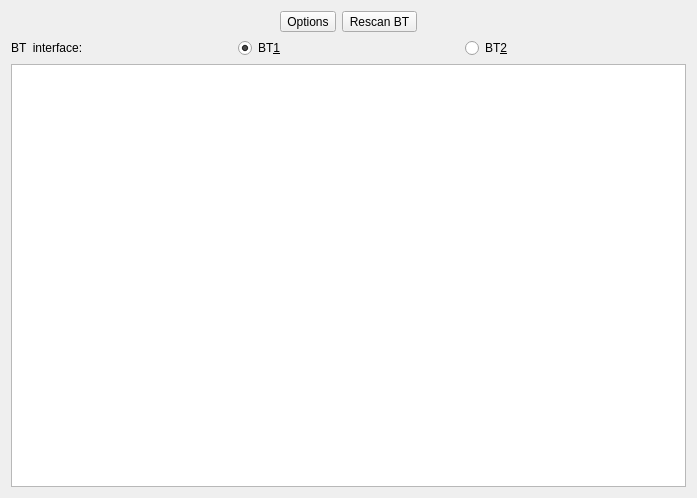
First picture: the form in qt/qtgo/qtgo/network/PeerChooser.ui, repository alecs1/home, before the edit.
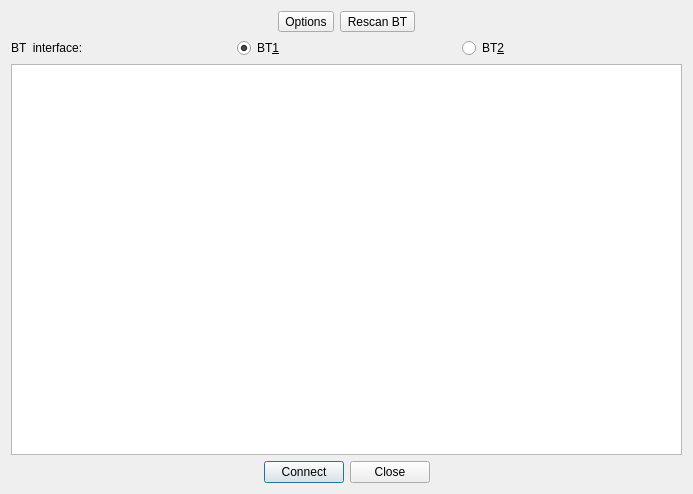
Second picture: the form after the edit. Icons and pictures are not drawn.

Patch:
```diff
--- a/qt/qtgo/qtgo/network/PeerChooser.ui
+++ b/qt/qtgo/qtgo/network/PeerChooser.ui
@@ -6,8 +6,8 @@
    <rect>
     <x>0</x>
     <y>0</y>
-    <width>697</width>
-    <height>498</height>
+    <width>693</width>
+    <height>494</height>
    </rect>
   </property>
   <property name="windowTitle">
@@ -17,25 +17,50 @@
    <iconset resource="../res.qrc">
     <normaloff>:/resources/cursorBlackWhite.png</normaloff>:/resources/cursorBlackWhite.png</iconset>
   </property>
-  <layout class="QGridLayout" name="gridLayout_2" rowstretch="0,0,0,0,0,0">
-   <item row="5" column="0">
-    <widget class="QListWidget" name="listWidget">
-     <property name="sizePolicy">
-      <sizepolicy hsizetype="Expanding" vsizetype="Expanding">
-       <horstretch>0</horstretch>
-       <verstretch>1</verstretch>
-      </sizepolicy>
-     </property>
-     <property name="verticalScrollMode">
-      <enum>QAbstractItemView::ScrollPerPixel</enum>
-     </property>
-     <property name="horizontalScrollMode">
-      <enum>QAbstractItemView::ScrollPerPixel</enum>
-     </property>
-     <property name="resizeMode">
-      <enum>QListView::Adjust</enum>
-     </property>
-    </widget>
+  <layout class="QGridLayout" name="gridLayout_2" rowstretch="0,0,0,0,0,0,0">
+   <item row="6" column="0">
+    <layout class="QHBoxLayout" name="horizontalLayout_2">
+     <item>
+      <spacer name="horizontalSpacer_3">
+       <property name="orientation">
+        <enum>Qt::Horizontal</enum>
+       </property>
+       <property name="sizeHint" stdset="0">
+        <size>
+         <width>40</width>
+         <height>20</height>
+        </size>
+       </property>
+      </spacer>
+     </item>
+     <item>
+      <widget class="QPushButton" name="connectButton">
+       <property name="text">
+        <string>Connect</string>
+       </property>
+      </widget>
+     </item>
+     <item>
+      <widget class="QPushButton" name="closeButton">
+       <property name="text">
+        <string>Close</string>
+       </property>
+      </widget>
+     </item>
+     <item>
+      <spacer name="horizontalSpacer_4">
+       <property name="orientation">
+        <enum>Qt::Horizontal</enum>
+       </property>
+       <property name="sizeHint" stdset="0">
+        <size>
+         <width>40</width>
+         <height>20</height>
+        </size>
+       </property>
+      </spacer>
+     </item>
+    </layout>
    </item>
    <item row="0" column="0">
     <layout class="QHBoxLayout" name="horizontalLayout">
@@ -141,6 +166,25 @@
      </item>
     </layout>
    </item>
+   <item row="5" column="0">
+    <widget class="QListWidget" name="listWidget">
+     <property name="sizePolicy">
+      <sizepolicy hsizetype="Expanding" vsizetype="Expanding">
+       <horstretch>0</horstretch>
+       <verstretch>1</verstretch>
+      </sizepolicy>
+     </property>
+     <property name="verticalScrollMode">
+      <enum>QAbstractItemView::ScrollPerPixel</enum>
+     </property>
+     <property name="horizontalScrollMode">
+      <enum>QAbstractItemView::ScrollPerPixel</enum>
+     </property>
+     <property name="resizeMode">
+      <enum>QListView::Adjust</enum>
+     </property>
+    </widget>
+   </item>
   </layout>
  </widget>
  <resources>
```
